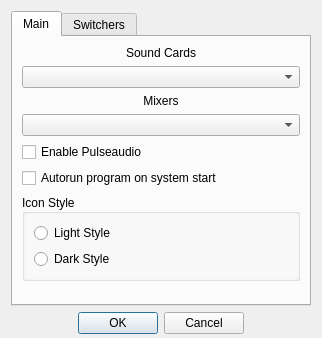
This is qt/qtalsavolume/settingsdialog.ui in Vitozz/kukuruzo as Qt 5 draws it before an edit. The edited form follows.
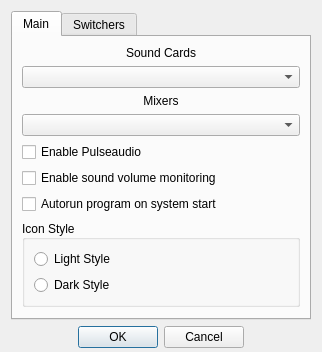
This is the edited form.

Diff of the .ui file:
```diff
--- a/qt/qtalsavolume/settingsdialog.ui
+++ b/qt/qtalsavolume/settingsdialog.ui
@@ -124,6 +124,16 @@
            </property>
           </widget>
          </item>
+         <item>
+          <widget class="QCheckBox" name="enableTimer">
+           <property name="text">
+            <string>Enable sound volume monitoring</string>
+           </property>
+           <property name="checked">
+            <bool>false</bool>
+           </property>
+          </widget>
+         </item>
          <item>
           <widget class="QCheckBox" name="isAutorun">
            <property name="sizePolicy">
```
